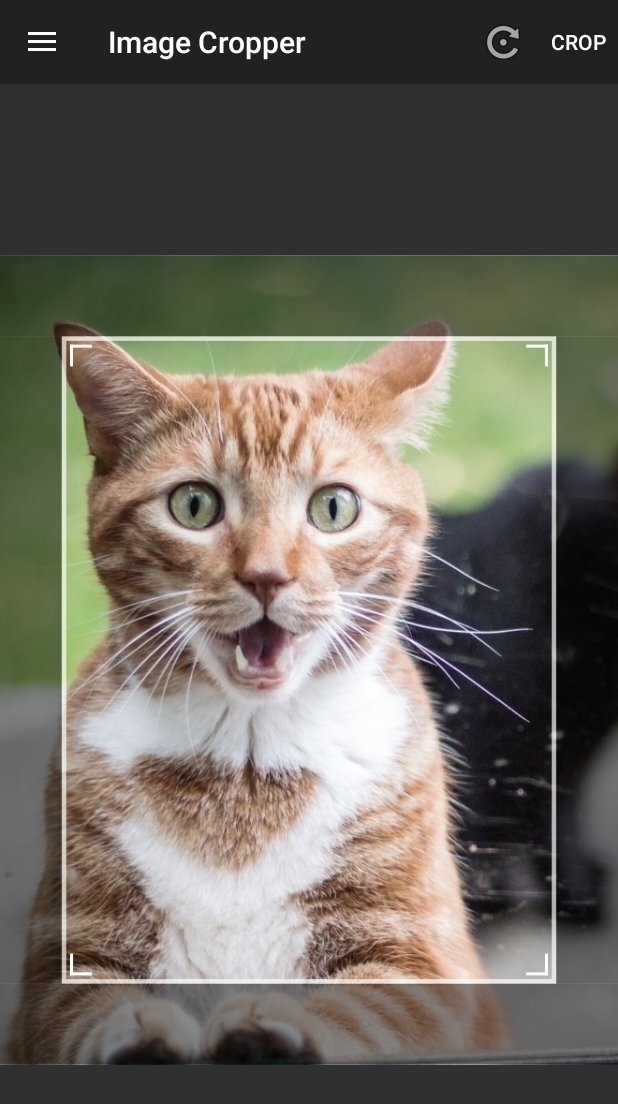
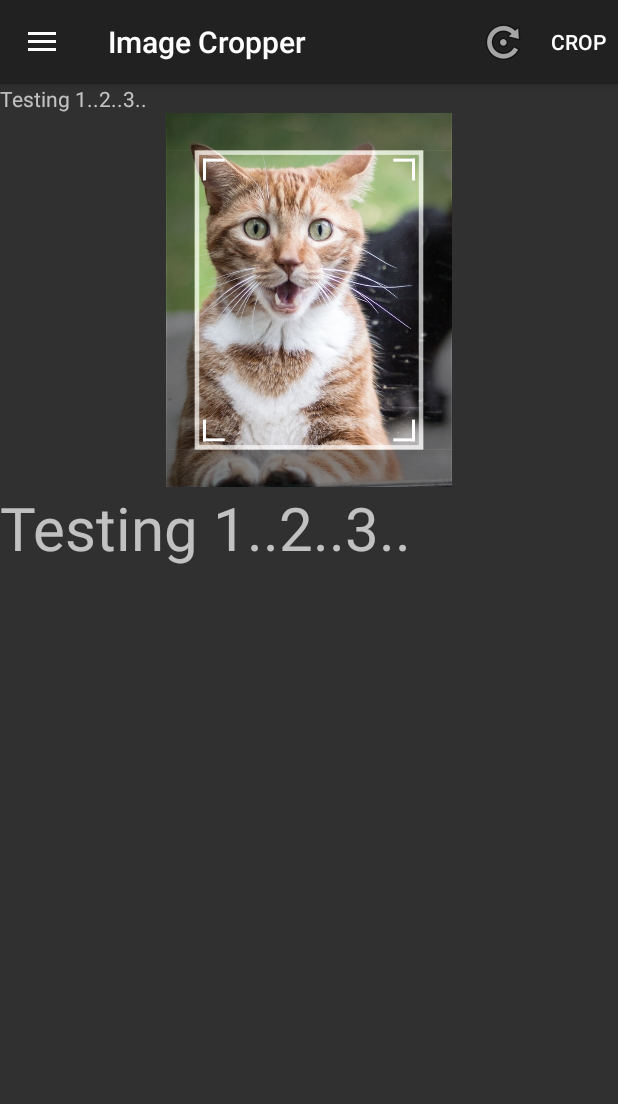
Before and after one commit to ArthurHub/Android-Image-Cropper, an Android app: the screen it shows after launch (MainActivity), on a phone screen of 412 x 824 dp. Shown: the top 1104 px of the screen. Run offline under Robolectric (Android 15) with nearby library versions, the phone set to English and light mode, and no system bars.

Commit message:
update version to 2.3.1

```diff
--- a/cropper/build.gradle
+++ b/cropper/build.gradle
@@ -6,7 +6,7 @@ apply plugin: 'maven-publish'
 ext {
     PUBLISH_GROUP_ID = 'com.theartofdev.edmodo'
     PUBLISH_ARTIFACT_ID = 'android-image-cropper'
-    PUBLISH_VERSION = '2.3.0'
+    PUBLISH_VERSION = '2.3.1'
     // gradlew clean build generateRelease
 }
 
--- a/sample/src/main/res/layout/fragment_main_rect.xml
+++ b/sample/src/main/res/layout/fragment_main_rect.xml
@@ -1,5 +1,33 @@
-<com.theartofdev.edmodo.cropper.CropImageView
+<!--<com.theartofdev.edmodo.cropper.CropImageView
     android:id="@+id/cropImageView"
     xmlns:android="http://schemas.android.com/apk/res/android"
     android:layout_width="match_parent"
-    android:layout_height="match_parent"/>
+    android:layout_height="match_parent"/>-->
+
+<LinearLayout
+    android:id="@+id/cropImageViewLayout"
+    xmlns:android="http://schemas.android.com/apk/res/android"
+    android:layout_width="match_parent"
+    android:layout_height="match_parent"
+    android:orientation="vertical"
+    android:visibility="visible">
+
+    <TextView
+        android:layout_width="match_parent"
+        android:layout_height="wrap_content"
+        android:text="Testing 1..2..3.."/>
+
+    <com.theartofdev.edmodo.cropper.CropImageView
+        android:id="@+id/cropImageView"
+        android:layout_width="match_parent"
+        android:layout_height="0dp"
+        android:layout_weight="1"
+        />
+
+    <TextView
+        android:layout_width="match_parent"
+        android:layout_height="0dp"
+        android:text="Testing 1..2..3.."
+        android:layout_weight="2"
+        android:textSize="40sp"/>
+</LinearLayout>
```
